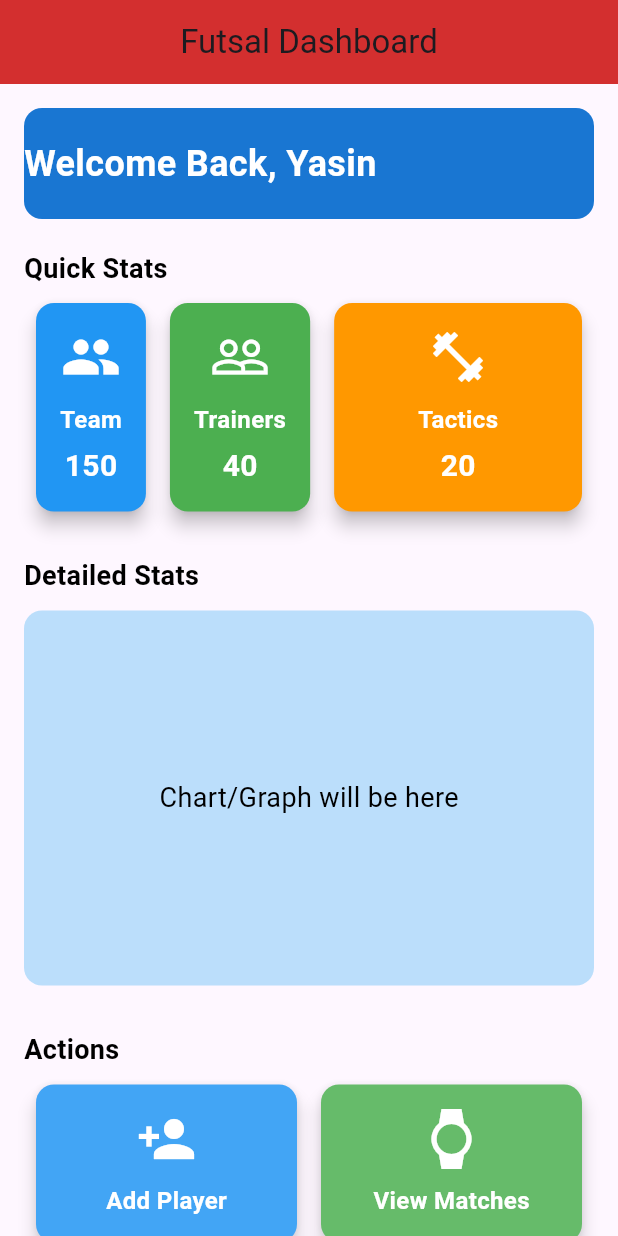
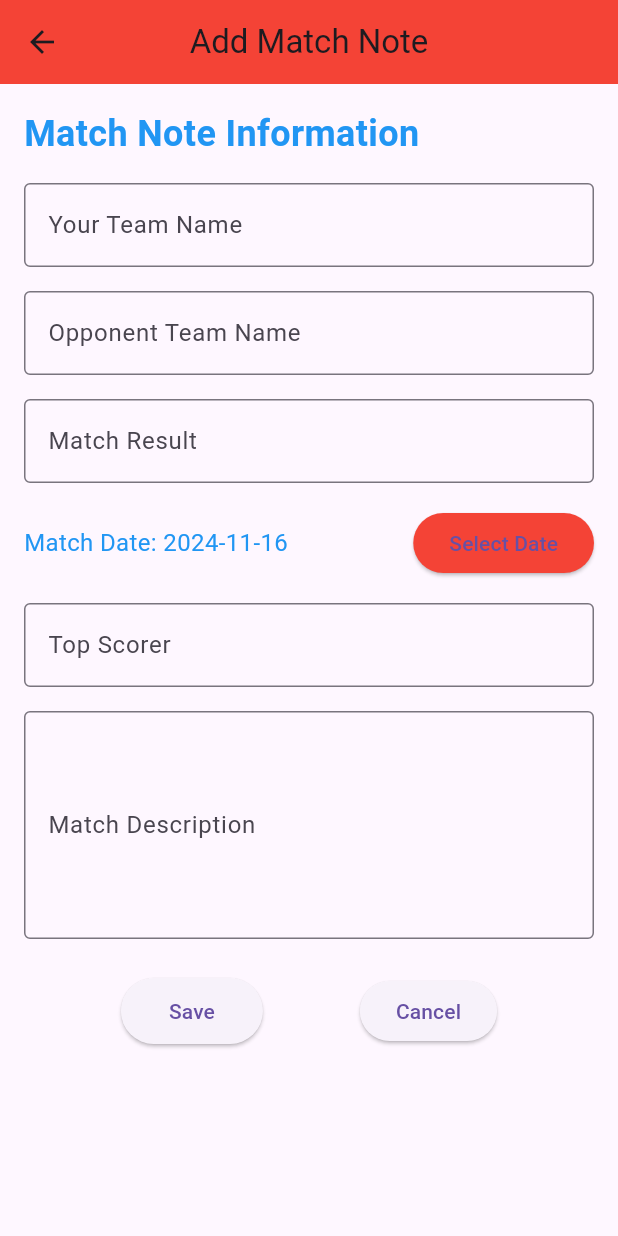
Before and after one commit to Farhadakbary/Madrasa-Futsal, a Flutter app: the screen it shows after launch, after a tap on "View Matches", on a phone screen of 412 x 824 dp. Run offline on Flutter 3.47's test engine with Material 3 defaults, Android fonts, the phone set to English and light mode, and no system bars; our stand-ins replace google_fonts, image_picker, sqflite; accounts and stored records are empty.

Commit message:
Completing of dashboard and adding result page

```diff
--- a/lib/main.dart
+++ b/lib/main.dart
@@ -1,6 +1,5 @@
 import 'package:flutter/material.dart';
 import 'package:futsal/screens/dashboard.dart';
-import 'package:futsal/screens/trianing_player_screen.dart';
 void main(){
   runApp(const MyApp());
 }
--- a/lib/screens/dashboard.dart
+++ b/lib/screens/dashboard.dart
@@ -2,6 +2,8 @@ import 'package:flutter/material.dart';
 import 'package:futsal/screens/trianing_player_screen.dart';
 import 'package:google_fonts/google_fonts.dart';
 import 'package:futsal/screens/team_player_screen.dart';
+import 'package:futsal/screens/results.dart';
+
 class DashboardScreen extends StatelessWidget {
   const DashboardScreen({Key? key}) : super(key: key);
 
@@ -9,7 +11,7 @@ class DashboardScreen extends StatelessWidget {
   Widget build(BuildContext context) {
     return Scaffold(
       appBar: AppBar(
-        title: const Text("Futsal Dashboard"),
+        title: const Text("Futsal "),
         centerTitle: true,
         backgroundColor: Colors.red.shade700,
       ),
@@ -29,12 +31,14 @@ class DashboardScreen extends StatelessWidget {
                 child: Row(
                   mainAxisAlignment: MainAxisAlignment.spaceBetween,
                   children: [
-                    Text(
-                      'Welcome Back, Yasin',
-                      style: GoogleFonts.roboto(
-                        fontSize: 24,
-                        fontWeight: FontWeight.bold,
-                        color: Colors.white,
+                    Center(
+                      child: Text(
+                        'Welcome Back',
+                        style: GoogleFonts.roboto(
+                          fontSize: 24,
+                          fontWeight: FontWeight.bold,
+                          color: Colors.white,
+                        ),
                       ),
                     ),
                   ],
@@ -129,7 +133,6 @@ class DashboardScreen extends StatelessWidget {
                     icon: Icons.person_add,
                     color: Colors.blue.shade400,
                     onPressed: () {
-                      // Navigate to add player screen
                     },
                   ),
                   ActionCard(
@@ -137,7 +140,7 @@ class DashboardScreen extends StatelessWidget {
                     icon: Icons.watch,
                     color: Colors.green.shade400,
                     onPressed: () {
-                      // Navigate to view matches screen
+                      Navigator.push(context, MaterialPageRoute(builder: (context)=> AddNoteScreen()));
                     },
                   ),
                 ],
--- /dev/null
+++ b/lib/screens/results.dart
@@ -0,0 +1,210 @@
+import 'dart:io';
+import 'package:flutter/material.dart';
+import 'package:intl/intl.dart';
+import 'package:futsal/database/helper.dart';
+
+class AddNoteScreen extends StatefulWidget {
+  const AddNoteScreen({Key? key}) : super(key: key);
+
+  @override
+  _AddNoteScreenState createState() => _AddNoteScreenState();
+}
+
+class _AddNoteScreenState extends State<AddNoteScreen> {
+  final _formKey = GlobalKey<FormState>();
+  final TextEditingController _teamNameController = TextEditingController();
+  final TextEditingController _opponentTeamController = TextEditingController();
+  final TextEditingController _matchResultController = TextEditingController();
+  final TextEditingController _topScorerController = TextEditingController();
+  final TextEditingController _descriptionController = TextEditingController();
+  String? _matchDate;
+
+  @override
+  void initState() {
+    super.initState();
+    _matchDate = DateFormat('yyyy-MM-dd').format(DateTime.now());
+  }
+
+  Future<void> _selectDate(BuildContext context) async {
+    final DateTime? picked = await showDatePicker(
+      context: context,
+      initialDate: DateTime.now(),
+      firstDate: DateTime(2000),
+      lastDate: DateTime(2100),
+    );
+    if (picked != null) {
+      setState(() {
+        _matchDate = DateFormat('yyyy-MM-dd').format(picked);
+      });
+    }
+  }
+
+  void _saveNote() async {
+    if (_formKey.currentState!.validate()) {
+      final note = {
+        'teamName': _teamNameController.text,
+        'opponentTeam': _opponentTeamController.text,
+        'matchResult': _matchResultController.text,
+        'matchDate': _matchDate,
+        'topScorer': _topScorerController.text,
+        'description': _descriptionController.text,
+      };
+
+      await DatabaseHelper.instance.insertGameNote(note);
+
+      ScaffoldMessenger.of(context).showSnackBar(
+        const SnackBar(content: Text('Note saved successfully!')),
+      );
+
+      Navigator.pop(context);
+    }
+  }
+
+  @override
+  void dispose() {
+    _teamNameController.dispose();
+    _opponentTeamController.dispose();
+    _matchResultController.dispose();
+    _topScorerController.dispose();
+    _descriptionController.dispose();
+    super.dispose();
+  }
+
+  @override
+  Widget build(BuildContext context) {
+    return Scaffold(
+      appBar: AppBar(
+        title: const Text('Add Match Note'),
+        backgroundColor: Colors.red,
+        centerTitle: true,
+      ),
+      body: Container(
+        padding: const EdgeInsets.all(16),
+        child: SingleChildScrollView(
+          child: Form(
+            key: _formKey,
+            child: Column(
+              crossAxisAlignment: CrossAxisAlignment.start,
+              children: [
+                const Text(
+                  'Match Note Information',
+                  style: TextStyle(
+                    fontSize: 24,
+                    fontWeight: FontWeight.bold,
+                    color: Colors.blue,
+                  ),
+                ),
+                const SizedBox(height: 16),
+                TextFormField(
+                  controller: _teamNameController,
+                  decoration: const InputDecoration(
+                    labelText: 'Your Team Name',
+                    border: OutlineInputBorder(),
+                  ),
+                  validator: (value) {
+                    if (value == null || value.isEmpty) {
+                      return 'Please enter your team name';
+                    }
+                    return null;
+                  },
+                ),
+                const SizedBox(height: 16),
+                TextFormField(
+                  controller: _opponentTeamController,
+                  decoration: const InputDecoration(
+                    labelText: 'Opponent Team Name',
+                    border: OutlineInputBorder(),
+                  ),
+                  validator: (value) {
+                    if (value == null || value.isEmpty) {
+                      return 'Please enter the opponent team name';
+                    }
+                    return null;
+                  },
+                ),
+                const SizedBox(height: 16),
+                TextFormField(
+                  controller: _matchResultController,
+                  decoration: const InputDecoration(
+                    labelText: 'Match Result',
+                    border: OutlineInputBorder(),
+                  ),
+                  validator: (value) {
+                    if (value == null || value.isEmpty) {
+                      return 'Please enter the match result';
+                    }
+                    return null;
+                  },
+                ),
+                const SizedBox(height: 16),
+                Row(
+                  children: [
+                    Expanded(
+                      child: Text(
+                        'Match Date: $_matchDate',
+                        style: const TextStyle(fontSize: 16, color: Colors.blue),
+                      ),
+                    ),
+                    ElevatedButton(
+                      onPressed: () => _selectDate(context),
+                      style:
+                      ElevatedButton.styleFrom(backgroundColor: Colors.red),
+                      child: const Text('Select Date'),
+                    ),
+                  ],
+                ),
+                const SizedBox(height: 16),
+                TextFormField(
+                  controller: _topScorerController,
+                  decoration: const InputDecoration(
+                    labelText: 'Top Scorer',
+                    border: OutlineInputBorder(),
+                  ),
+                  validator: (value) {
+                    if (value == null || value.isEmpty) {
+                      return 'Please enter the top scorer';
+                    }
+                    return null;
+                  },
+                ),
+                const SizedBox(height: 16),
+                TextFormField(
+                  controller: _descriptionController,
+                  maxLines: 5,
+                  decoration: const InputDecoration(
+                    labelText: 'Match Description',
+                    border: OutlineInputBorder(),
+                  ),
+                  validator: (value) {
+                    if (value == null || value.isEmpty) {
+                      return 'Please provide a description of the match';
+                    }
+                    return null;
+                  },
+                ),
+                const SizedBox(height: 24),
+                Row(
+                  mainAxisAlignment: MainAxisAlignment.spaceEvenly,
+                  children: [
+                    ElevatedButton(
+                      onPressed: _saveNote,
+                      style: ElevatedButton.styleFrom(
+                        padding: const EdgeInsets.symmetric(
+                            horizontal: 32, vertical: 12),
+                      ),
+                      child: const Text('Save'),
+                    ),
+                    ElevatedButton(
+                      onPressed: () => Navigator.pop(context),
+                      child: const Text('Cancel'),
+                    ),
+                  ],
+                ),
+              ],
+            ),
+          ),
+        ),
+      ),
+    );
+  }
+}
```
Also changed, not shown: lib/database/helper.dart (+69 -1 lines).
